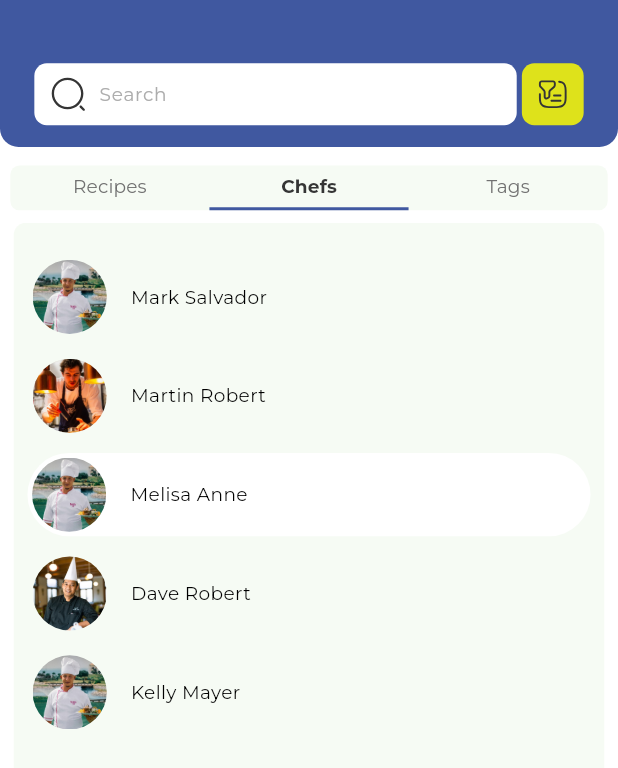
After one commit to Nomonjon0124/foodify_cooking, a Flutter app: the _SearchView screen opened directly, tab 2 chosen, on a phone screen of 412 x 824 dp. The commit adds this screen. Shown: the top 768 px of the screen. Run offline on Flutter 3.47's test engine with Material 3 defaults, Android fonts, the phone set to English and light mode, and no system bars; our stand-ins replace cached_network_image, dio, equatable, flutter_bloc, flutter_screenutil, flutter_svg and 5 more; project files that could hold a hidden picture were left out.

Commit message:
search page UI

```diff
--- /dev/null
+++ b/lib/features/search/presentation/cubit/search_cubit.dart
@@ -0,0 +1,10 @@
+import 'package:equatable/equatable.dart';
+import 'package:flutter_bloc/flutter_bloc.dart';
+
+part 'search_state.dart';
+
+class SearchCubit extends Cubit<SearchState> {
+  SearchCubit() : super(const SearchState());
+
+  void updateQuery(String query) => emit(state.copyWith(query: query));
+}
--- /dev/null
+++ b/lib/features/search/presentation/cubit/search_state.dart
@@ -0,0 +1,13 @@
+part of 'search_cubit.dart';
+
+class SearchState extends Equatable {
+  const SearchState({this.query = ''});
+
+  final String query;
+
+  SearchState copyWith({String? query}) =>
+      SearchState(query: query ?? this.query);
+
+  @override
+  List<Object?> get props => [query];
+}
--- a/lib/features/search/presentation/pages/search_page.dart
+++ b/lib/features/search/presentation/pages/search_page.dart
@@ -1,13 +1,60 @@
 import 'package:flutter/material.dart';
+import 'package:flutter_bloc/flutter_bloc.dart';
+import 'package:flutter_screenutil/flutter_screenutil.dart';
+import 'package:gap/gap.dart';
+
+import '../../../../common/widgets/foodify_app_bar.dart';
+import '../cubit/search_cubit.dart';
+import '../widgets/search_chefs_tab.dart';
+import '../widgets/search_recipes_tab.dart';
+import '../widgets/search_tab_bar.dart';
+import '../widgets/search_tags_tab.dart';
 
 class SearchPage extends StatelessWidget {
   const SearchPage({super.key});
 
   @override
   Widget build(BuildContext context) {
-    return Scaffold(
-      appBar: AppBar(title: const Text('Search')),
-      body: const Center(child: Text('TODO: Implement search flow')),
+    return BlocProvider(
+      create: (_) => SearchCubit(),
+      child: const _SearchView(),
     );
   }
 }
+
+class _SearchView extends StatelessWidget {
+  const _SearchView();
+
+  @override
+  Widget build(BuildContext context) {
+    return DefaultTabController(
+      length: 3,
+      child: Scaffold(
+        backgroundColor: Colors.white,
+        appBar: FoodifyAppBar.searchFilter(
+          onChanged: (q) => context.read<SearchCubit>().updateQuery(q),
+        ),
+        body: Column(
+          crossAxisAlignment: CrossAxisAlignment.start,
+          children: [
+            Gap(12.h),
+            Padding(
+              padding: EdgeInsets.symmetric(horizontal: 6.w),
+              child: const SearchTabBar(),
+            ),
+            Gap(8.h),
+            const Expanded(
+              child: TabBarView(
+                children: [
+                  SearchRecipesTab(),
+                  SearchChefsTab(),
+                  SearchTagsTab(),
+                ],
+              ),
+            ),
+          ],
+        ),
+      ),
+    );
+  }
+}
--- /dev/null
+++ b/lib/features/search/presentation/widgets/search_chefs_tab.dart
@@ -0,0 +1,118 @@
+import 'package:flutter/material.dart';
+import 'package:flutter_screenutil/flutter_screenutil.dart';
+
+import '../../../../core/gen/assets.gen.dart';
+import '../../../../core/gen/fonts.gen.dart';
+
+class SearchChefsTab extends StatelessWidget {
+  const SearchChefsTab({super.key});
+
+  @override
+  Widget build(BuildContext context) {
+    return Container(
+      margin: EdgeInsets.symmetric(horizontal: 8.w),
+      decoration: BoxDecoration(
+        color: const Color(0xFFF6FBF4),
+        borderRadius: BorderRadius.circular(8.r),
+      ),
+      child: ListView.builder(
+        padding: EdgeInsets.fromLTRB(0, 16.h, 0, 118.h),
+        itemCount: _mockChefs.length,
+        itemBuilder: (context, index) => _ChefItem(
+          chef: _mockChefs[index],
+          isHighlighted: index == 2,
+        ),
+      ),
+    );
+  }
+}
+
+class _ChefItem extends StatelessWidget {
+  const _ChefItem({required this.chef, this.isHighlighted = false});
+
+  final _ChefSample chef;
+  final bool isHighlighted;
+
+  @override
+  Widget build(BuildContext context) {
+    final row = Row(
+      children: [
+        ClipOval(
+          child: chef.image.image(
+            width: 48.r,
+            height: 48.r,
+            fit: BoxFit.cover,
+          ),
+        ),
+        SizedBox(width: 4.w),
+        Expanded(
+          child: Padding(
+            padding: EdgeInsets.symmetric(horizontal: 10.w),
+            child: Text(
+              chef.name,
+              maxLines: 1,
+              overflow: TextOverflow.ellipsis,
+              style: TextStyle(
+                fontSize: 12.sp,
+                fontWeight: FontWeight.w400,
+                fontFamily: FontFamily.montserrat,
+                height: 1.2,
+                color: Colors.black,
+              ),
+            ),
+          ),
+        ),
+      ],
+    );
+
+    if (isHighlighted) {
+      return Padding(
+        padding: EdgeInsets.symmetric(horizontal: 8.w, vertical: 5.h),
+        child: Container(
+          height: 54.r,
+          padding: EdgeInsets.all(3.r),
+          decoration: BoxDecoration(
+            color: Colors.white,
+            borderRadius: BorderRadius.circular(27.r),
+          ),
+          child: row,
+        ),
+      );
+    }
+
+    return Padding(
+      padding: EdgeInsets.symmetric(horizontal: 11.w, vertical: 8.h),
+      child: SizedBox(height: 48.r, child: row),
+    );
+  }
+}
+
+class _ChefSample {
+  const _ChefSample({required this.name, required this.image});
+
+  final String name;
+  final AssetGenImage image;
+}
+
+final _mockChefs = [
+  _ChefSample(
+    name: 'Mark Salvador',
+    image: Assets.images.recipeCards.userPic,
+  ),
+  _ChefSample(
+    name: 'Martin Robert',
+    image: Assets.images.recipeCards.userPicRick,
+  ),
+  _ChefSample(
+    name: 'Melisa Anne',
+    image: Assets.images.recipeCards.userPic,
+  ),
+  _ChefSample(
+    name: 'Dave Robert',
+    image: Assets.images.recipeCards.userPicDave,
+  ),
+  _ChefSample(
+    name: 'Kelly Mayer',
+    image: Assets.images.recipeCards.userPic,
+  ),
+];
--- /dev/null
+++ b/lib/features/search/presentation/widgets/search_tab_bar.dart
@@ -0,0 +1,50 @@
+import 'package:flutter/material.dart';
+import 'package:flutter_screenutil/flutter_screenutil.dart';
+
+import '../../../../core/gen/fonts.gen.dart';
+
+class SearchTabBar extends StatelessWidget {
+  const SearchTabBar({super.key});
+
+  static const _bgColor = Color(0xFFF6FBF4);
+  static const _activeTextColor = Color(0xFF353535);
+  static const _inactiveTextColor = Color(0xFF717171);
+  static const _indicatorColor = Color(0xFF4058A0);
+
+  @override
+  Widget build(BuildContext context) {
+    return Container(
+      height: 29.r,
+      decoration: BoxDecoration(
+        color: _bgColor,
+        borderRadius: BorderRadius.circular(6.r),
+      ),
+      child: TabBar(
+        labelStyle: TextStyle(
+          fontSize: 12.sp,
+          fontWeight: FontWeight.w700,
+          fontFamily: FontFamily.montserrat,
+          height: 1.2,
+        ),
+        unselectedLabelStyle: TextStyle(
+          fontSize: 12.sp,
+          fontWeight: FontWeight.w400,
+          fontFamily: FontFamily.montserrat,
+          height: 1.2,
+        ),
+        labelColor: _activeTextColor,
+        unselectedLabelColor: _inactiveTextColor,
+        indicatorColor: _indicatorColor,
+        indicatorWeight: 2,
+        indicatorSize: TabBarIndicatorSize.tab,
+        dividerColor: Colors.transparent,
+        dividerHeight: 0,
+        tabs: [
+          Tab(height: 29.r, text: 'Recipes'),
+          Tab(height: 29.r, text: 'Chefs'),
+          Tab(height: 29.r, text: 'Tags'),
+        ],
+      ),
+    );
+  }
+}
```
Also changed, not shown: lib/features/search/presentation/widgets/search_recipes_tab.dart (added, +76 -0 lines), lib/features/search/presentation/widgets/search_tags_tab.dart (added, +117 -0 lines), .claude/settings.local.json (added), 1 other file.
